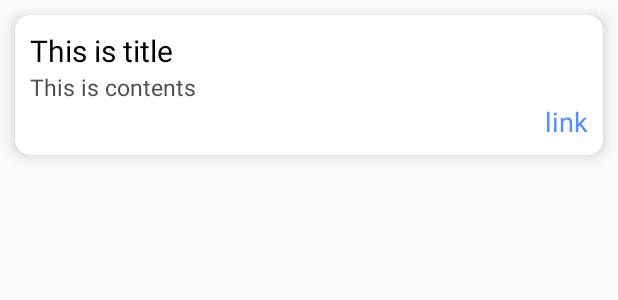
After one commit to inseonyun/smart-portfolio, an Android app: the layout listview_portfolio_card.xml on its own in the app's theme, with its tools: preview values and no code run, on a phone screen of 412 x 824 dp. The commit adds this screen. Shown: the top 300 px of the screen. Run offline under Robolectric (Android 15) with nearby library versions, the phone set to English and light mode, and no system bars.

Commit message:
feat: 포트폴리오의 여러 개의 카드 뷰 리스트뷰로 띄워주도록 함

```diff
--- a/smartportfolio/app/src/main/java/com/douzone/smart/portfolio/fragment/Fragment_Home.kt
+++ b/smartportfolio/app/src/main/java/com/douzone/smart/portfolio/fragment/Fragment_Home.kt
@@ -28,8 +28,10 @@ class Fragment_Home : Fragment() {
     ): View? {
         _binding = FragmentHomeBinding.inflate(inflater, container, false)
 
+        // 유저 데이터 가져옴
         getSQLData()
 
+        // 드로어 메뉴에 유저 리스트 갱신
         (activity as MainActivity).initMenuListUserData(userList)
 
         return binding.root
@@ -45,10 +47,6 @@ class Fragment_Home : Fragment() {
         // 어댑터 생성
         val pagerAdapter = ViewPagerAdapter(pageList)
 
-//        deprecated
-//        fragment_home.binding.viewpager.adapter = pagerAdapter
-//        binding.indicatorMain.setViewPager2(fragment_home.binding.viewpager)
-
         // 어댑터와 뷰페이지 연결
         binding.viewpager.adapter = pagerAdapter
         binding.indicatorMain.setViewPager2(binding.viewpager)
--- /dev/null
+++ b/smartportfolio/app/src/main/res/layout/listview_portfolio_card.xml
@@ -0,0 +1,58 @@
+<?xml version="1.0" encoding="utf-8"?>
+<LinearLayout xmlns:android="http://schemas.android.com/apk/res/android"
+    xmlns:app="http://schemas.android.com/apk/res-auto"
+    android:layout_width="match_parent"
+    android:layout_height="match_parent"
+    android:orientation="vertical">
+
+    <androidx.cardview.widget.CardView
+        android:id="@+id/cardView"
+        android:layout_width="match_parent"
+        android:layout_height="wrap_content"
+        android:layout_margin="10dp"
+        app:cardElevation="5dp"
+        app:cardCornerRadius="10dp"
+        app:layout_constraintBottom_toTopOf="parent"
+        app:layout_constraintEnd_toEndOf="parent"
+        app:layout_constraintStart_toStartOf="parent"
+        app:layout_constraintTop_toTopOf="parent">
+
+        <LinearLayout
+            android:layout_width="match_parent"
+            android:layout_height="match_parent"
+            android:orientation="vertical"
+            android:layout_margin="10dp">
+
+            <ImageView
+                android:id="@+id/iv_main"
+                android:layout_width="match_parent"
+                android:layout_height="wrap_content"/>
+
+            <TextView
+                android:id="@+id/tv_title"
+                android:layout_width="match_parent"
+                android:layout_height="wrap_content"
+                android:text="This is title"
+                style="@style/portfolio_textView_title"/>
+
+            <TextView
+                android:id="@+id/tv_contents"
+                android:layout_width="match_parent"
+                android:layout_height="wrap_content"
+                android:text="This is contents"
+                style="@style/portfolio_textView_contents" />
+
+            <TextView
+                android:id="@+id/tv_link"
+                android:layout_width="match_parent"
+                android:layout_height="wrap_content"
+                android:text="link"
+                android:autoLink="web"
+                style="@style/portfolio_textView_link"/>
+
+
+        </LinearLayout>
+
+    </androidx.cardview.widget.CardView>
+
+</LinearLayout>
```
Also changed, not shown: smartportfolio/app/src/main/java/com/douzone/smart/portfolio/adapter/CardPortfolioAdapter.kt (added, +37 -0 lines), smartportfolio/app/src/main/java/com/douzone/smart/portfolio/data/Portfolio.kt (added, +10 -0 lines), smartportfolio/app/src/main/java/com/douzone/smart/portfolio/db/PortfolioDatabaseHelper.kt (added, +68 -0 lines), smartportfolio/app/src/main/java/com/douzone/smart/portfolio/viewholder/portfolioCardViewHolder.kt (+10 -1 lines), smartportfolio/app/src/main/res/layout/view_pager_card.xml (+5 -50 lines).
